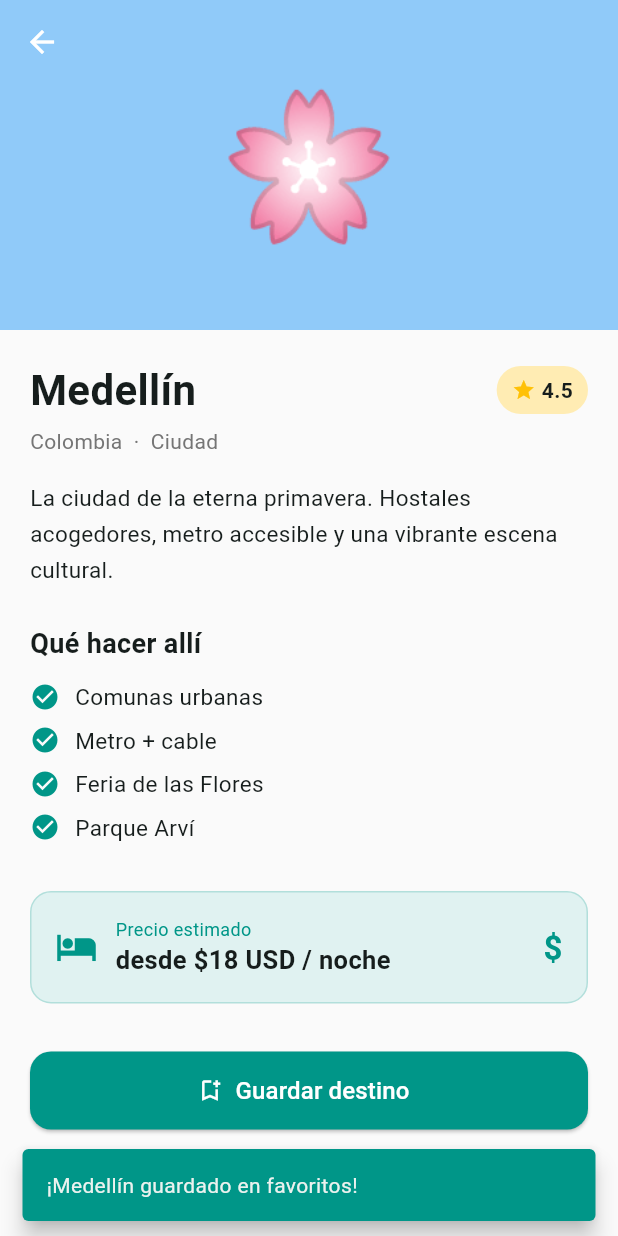
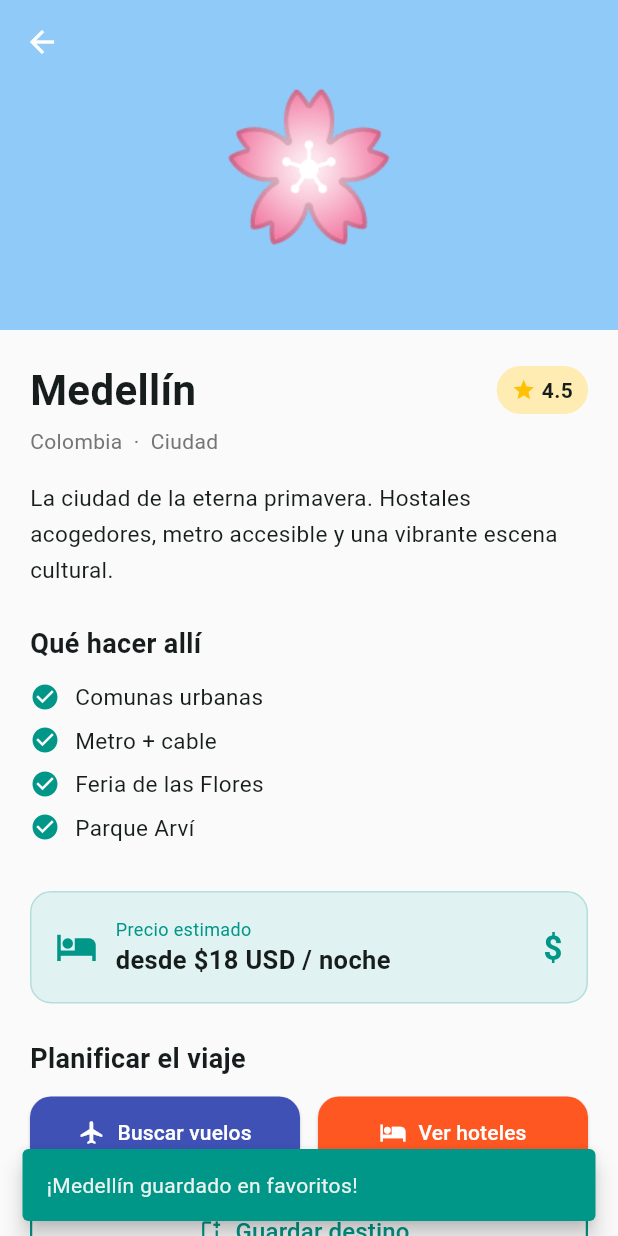
Before and after one commit to leostrocode/Travel_app, a Flutter app: the DestinationDetailScreen screen opened directly with sample values from the repository, after a tap on "Guardar destino", on a phone screen of 412 x 824 dp. Run offline on Flutter 3.47's test engine with Material 3 defaults, Android fonts, the phone set to English and light mode, and no system bars.

Commit message:
Connect destinations to flights and hotels search
- FlightsScreen accepts initialDestination param to pre-fill destination field
- HotelsScreen accepts initialCity param to pre-fill city field
- DestinationDetailScreen adds "Buscar vuelos" and "Ver hoteles" buttons that navigate to the respective screens with the destination pre-filled
- HomeScreen quick-action buttons now navigate to the correct bottom-nav tab via onTabChange callback from MainShell

Co-Authored-By: Claude Sonnet 4.6 <noreply@anthropic.com>
Claude-Session: https://claude.ai/code/session_01HJuv7gnvvJsmrp1ZeTVtW2

```diff
--- a/lib/screens/destination_detail_screen.dart
+++ b/lib/screens/destination_detail_screen.dart
@@ -1,5 +1,7 @@
 import 'package:flutter/material.dart';
 import '../models/destination.dart';
+import 'flights_screen.dart';
+import 'hotels_screen.dart';
 
 class DestinationDetailScreen extends StatelessWidget {
   final Destination destination;
@@ -87,16 +89,57 @@ class DestinationDetailScreen extends StatelessWidget {
                   ),
                   const SizedBox(height: 24),
                   _PriceCard(destination: destination),
-                  const SizedBox(height: 32),
+                  const SizedBox(height: 24),
+                  const Text(
+                    'Planificar el viaje',
+                    style: TextStyle(fontSize: 18, fontWeight: FontWeight.bold),
+                  ),
+                  const SizedBox(height: 12),
+                  Row(
+                    children: [
+                      Expanded(
+                        child: _TravelActionButton(
+                          icon: Icons.flight,
+                          label: 'Buscar vuelos',
+                          color: Colors.indigo,
+                          onTap: () => Navigator.push(
+                            context,
+                            MaterialPageRoute(
+                              builder: (_) => FlightsScreen(
+                                initialDestination: destination.name,
+                              ),
+                            ),
+                          ),
+                        ),
+                      ),
+                      const SizedBox(width: 12),
+                      Expanded(
+                        child: _TravelActionButton(
+                          icon: Icons.hotel,
+                          label: 'Ver hoteles',
+                          color: Colors.deepOrange,
+                          onTap: () => Navigator.push(
+                            context,
+                            MaterialPageRoute(
+                              builder: (_) => HotelsScreen(
+                                initialCity: destination.name,
+                              ),
+                            ),
+                          ),
+                        ),
+                      ),
+                    ],
+                  ),
+                  const SizedBox(height: 16),
                   SizedBox(
                     width: double.infinity,
                     height: 52,
-                    child: ElevatedButton.icon(
+                    child: OutlinedButton.icon(
                       icon: const Icon(Icons.bookmark_add_outlined),
                       label: const Text('Guardar destino', style: TextStyle(fontSize: 16)),
-                      style: ElevatedButton.styleFrom(
-                        backgroundColor: Colors.teal,
-                        foregroundColor: Colors.white,
+                      style: OutlinedButton.styleFrom(
+                        foregroundColor: Colors.teal,
+                        side: const BorderSide(color: Colors.teal, width: 1.5),
                         shape: RoundedRectangleBorder(
                           borderRadius: BorderRadius.circular(14),
                         ),
@@ -119,6 +162,30 @@ class DestinationDetailScreen extends StatelessWidget {
           ),
         ],
       ),
+    );
+  }
+}
+
+class _TravelActionButton extends StatelessWidget {
+  final IconData icon;
+  final String label;
+  final Color color;
+  final VoidCallback onTap;
+  const _TravelActionButton(
+      {required this.icon, required this.label, required this.color, required this.onTap});
+
+  @override
+  Widget build(BuildContext context) {
+    return ElevatedButton.icon(
+      icon: Icon(icon, size: 18),
+      label: Text(label, style: const TextStyle(fontSize: 14)),
+      style: ElevatedButton.styleFrom(
+        backgroundColor: color,
+        foregroundColor: Colors.white,
+        padding: const EdgeInsets.symmetric(vertical: 14),
+        shape: RoundedRectangleBorder(borderRadius: BorderRadius.circular(14)),
+      ),
+      onPressed: onTap,
     );
   }
 }
--- a/lib/screens/hotels_screen.dart
+++ b/lib/screens/hotels_screen.dart
@@ -3,14 +3,15 @@ import '../models/flight.dart';
 import '../data/travel_mock.dart';
 
 class HotelsScreen extends StatefulWidget {
-  const HotelsScreen({super.key});
+  final String? initialCity;
+  const HotelsScreen({super.key, this.initialCity});
 
   @override
   State<HotelsScreen> createState() => _HotelsScreenState();
 }
 
 class _HotelsScreenState extends State<HotelsScreen> {
-  final _destCtrl = TextEditingController(text: 'Madrid');
+  late final _destCtrl = TextEditingController(text: widget.initialCity ?? 'Madrid');
   DateTime _checkIn = DateTime.now().add(const Duration(days: 14));
   DateTime _checkOut = DateTime.now().add(const Duration(days: 18));
   int _guests = 2;
```
Also changed, not shown: lib/main.dart (+10 -6 lines), lib/screens/flights_screen.dart (+5 -2 lines).
